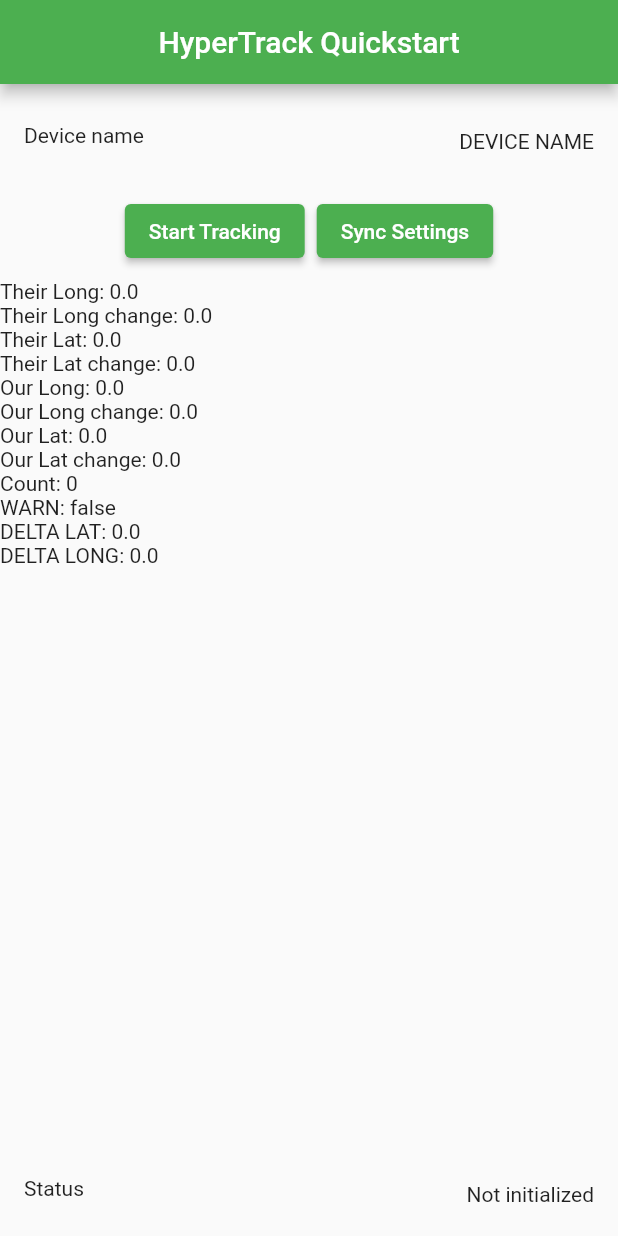
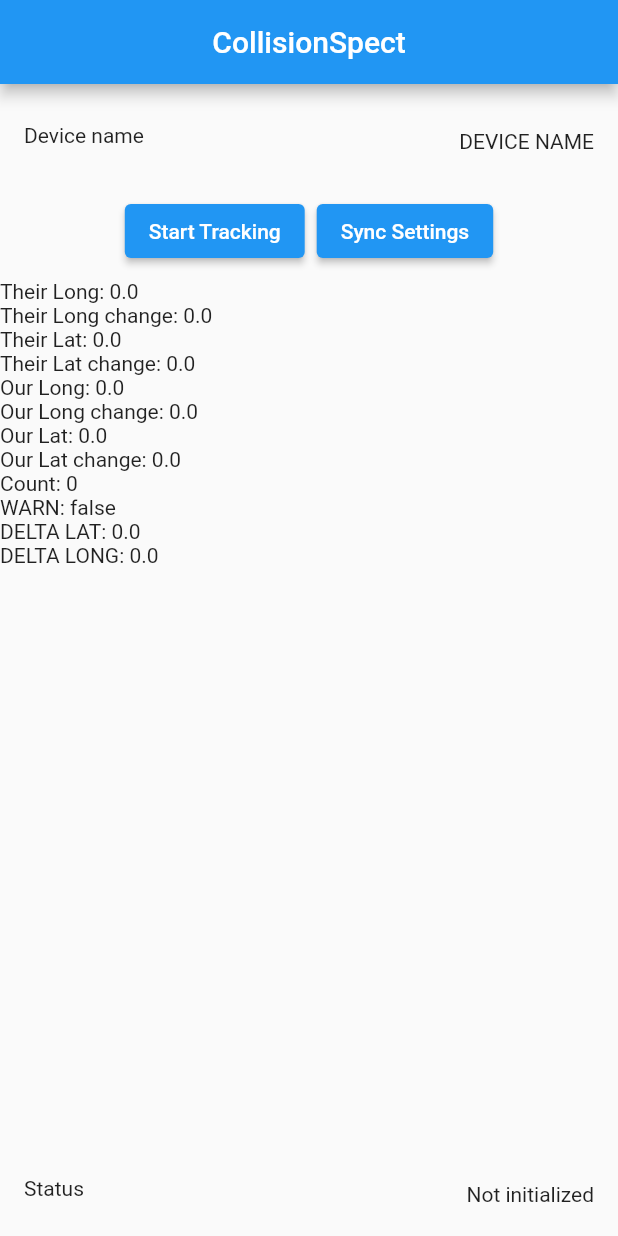
Before and after one commit to ShreyasPeddi/Accident-Detection, a Flutter app: the screen it shows after launch, on a phone screen of 412 x 824 dp. Run offline on Flutter 3.47's test engine with Material 2 defaults, Android fonts, the phone set to English and light mode, and no system bars; our stand-ins replace firebase_core; missing offline and left inert: hypertrack_plugin; accounts and stored records are empty; generated files the repository leaves out were written again; network calls fail.

Commit message:
Update main.dart

```diff
--- a/lib/main.dart
+++ b/lib/main.dart
@@ -110,11 +110,11 @@ class _MyAppState extends State<MyApp> {
   Widget build(BuildContext context) {
     return MaterialApp(
       theme: ThemeData(
-        colorScheme: const ColorScheme.light(primary: Colors.green),
+        colorScheme: const ColorScheme.light(primary: Colors.blue),
       ),
       home: Scaffold(
           appBar: AppBar(
-            title: const Text('HyperTrack Quickstart'),
+            title: const Text('CollisionSpect'),
             centerTitle: true,
           ),
           body: ListView(
@@ -131,7 +131,7 @@ class _MyAppState extends State<MyApp> {
                 children: [
                   ElevatedButton(
                     style: ElevatedButton.styleFrom(
-                        primary: isRunning ? Colors.red : Colors.green),
+                        primary: isRunning ? Colors.red : Colors.blue),
                     onPressed: () {
                       isRunning
                           ? _hypertrackFlutterPlugin.stop()
```
